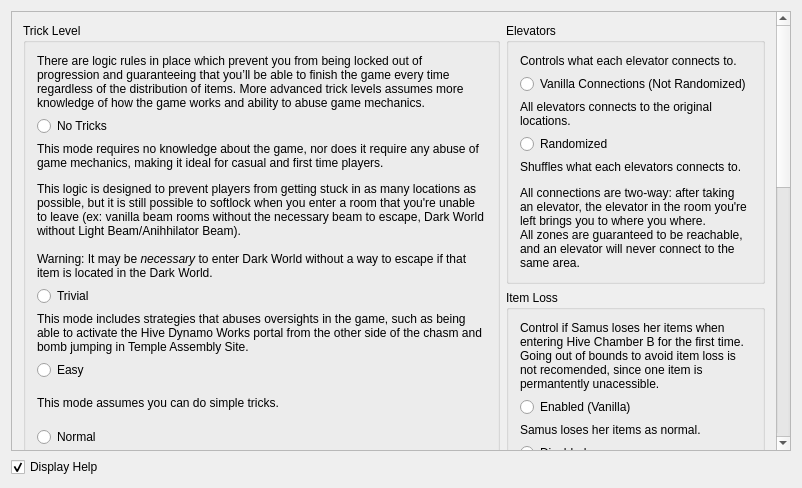
Before: the Qt Designer form randovania/gui/layout_generator_window.ui in randovania/randovania, drawn with Qt 5.
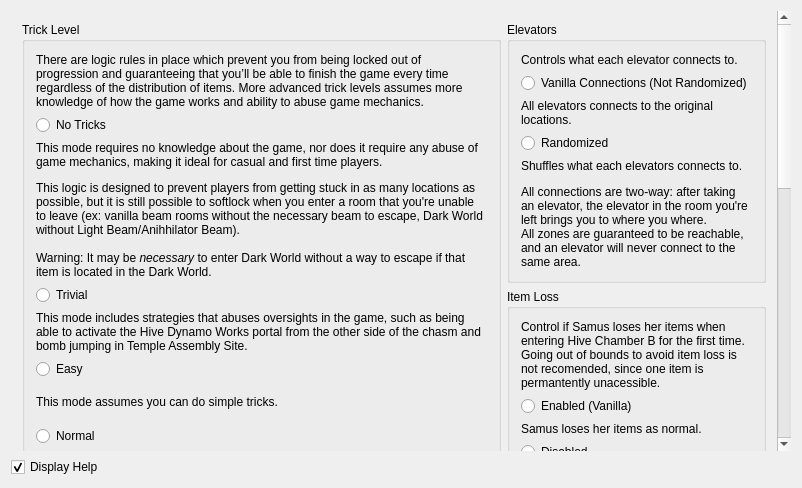
After: the same form once the commit is applied.

```diff
--- a/randovania/gui/layout_generator_window.ui
+++ b/randovania/gui/layout_generator_window.ui
@@ -23,6 +23,15 @@
    <layout class="QGridLayout" name="gridLayout">
     <item row="0" column="0" colspan="2">
      <widget class="QScrollArea" name="scroll_area">
+      <property name="frameShape">
+       <enum>QFrame::NoFrame</enum>
+      </property>
+      <property name="frameShadow">
+       <enum>QFrame::Plain</enum>
+      </property>
+      <property name="lineWidth">
+       <number>0</number>
+      </property>
       <property name="widgetResizable">
        <bool>true</bool>
       </property>
@@ -30,9 +39,9 @@
        <property name="geometry">
         <rect>
          <x>0</x>
-         <y>-337</y>
-         <width>768</width>
-         <height>1057</height>
+         <y>0</y>
+         <width>767</width>
+         <height>956</height>
         </rect>
        </property>
        <layout class="QGridLayout" name="gridLayout_3">
```
Left out of the diff: 32 changed lines with no effect on the pictures.
